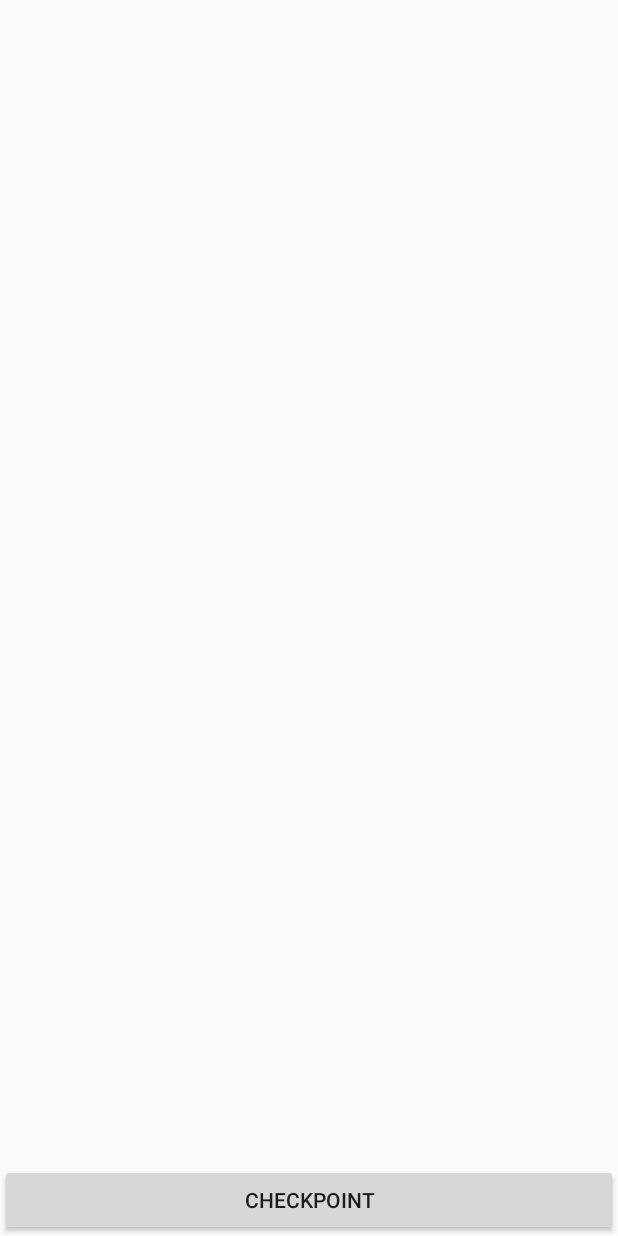
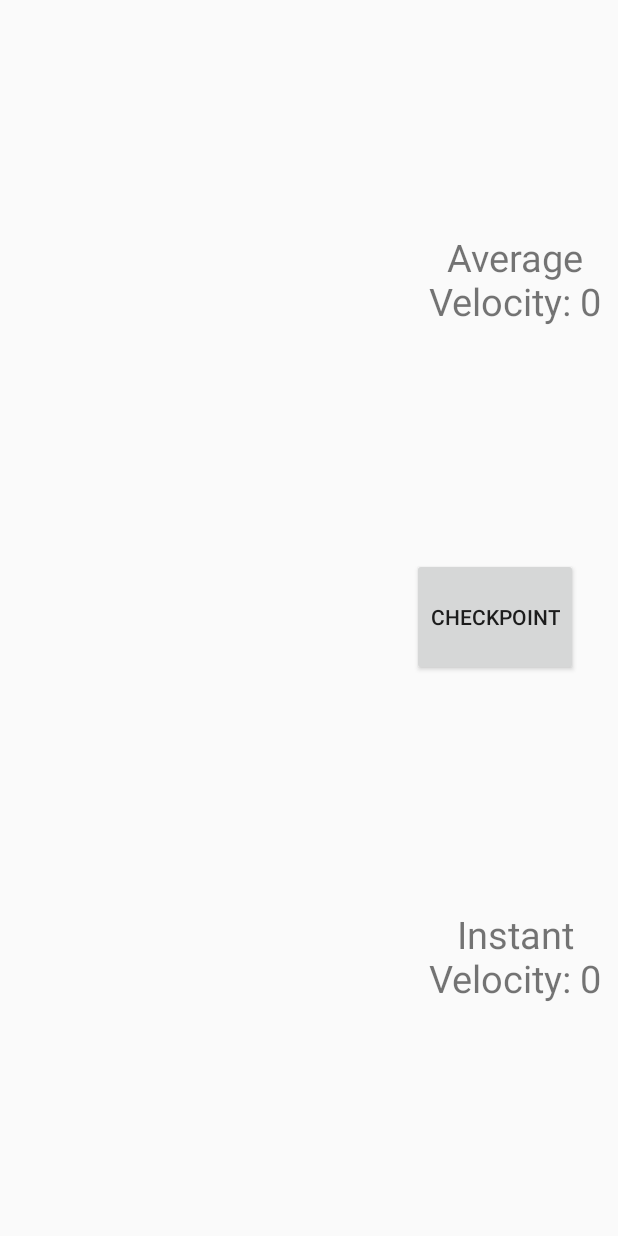
Before and after one commit to StefKal/GPSDistance, an Android app: the screen it shows after launch (MainActivity), on a phone screen of 412 x 824 dp. Run offline under Robolectric (Android 15) with nearby library versions, the phone set to English and light mode, and no system bars.

```diff
--- a/app/src/main/java/edu/stlawu/cs450fall18_hw3_gpsdistance/MainActivity.java
+++ b/app/src/main/java/edu/stlawu/cs450fall18_hw3_gpsdistance/MainActivity.java
@@ -31,7 +31,15 @@ public class MainActivity extends Activity implements LocationListener {
     Location location;
     private LinearLayout SV_vertical_layout;
 
-    private Double prevLat, prevLon, nextLat, nextLon, velocity;
+    private Double prevLat;
+    private Double prevLon;
+    private Double nextLat;
+    private Double nextLon;
+
+
+
+    private Double velocity;
+    private Double distance;
 
 
 
@@ -107,6 +115,7 @@ public class MainActivity extends Activity implements LocationListener {
                     }
                     nextLat = location.getLatitude();
                     nextLon = location.getLongitude();
+                    distance = getDist(prevLat, prevLon, nextLat, nextLon);
                 }
             }
         });
@@ -149,16 +158,18 @@ public class MainActivity extends Activity implements LocationListener {
         LinearLayout aLayout = new LinearLayout(MainActivity.this);
         aLayout.setOrientation(LinearLayout.HORIZONTAL);
 
+
         TextView tv_lon = new TextView(MainActivity.this);
         TextView tv_lat = new TextView(MainActivity.this);
         TextView tv_dist = new TextView(MainActivity.this);
         TextView tv_veloc = new TextView(MainActivity.this);
 
-        tv_dist.setPadding(20,20, 20, 20);
-        tv_lon.setPadding(20,20, 20, 20);
-        tv_lat.setPadding(20,20, 20, 20);
+        tv_dist.setPadding(50,50, 70, 50);
+        tv_lon.setPadding(50,50, 70, 50);
+        tv_lat.setPadding(50,50, 70, 50);
+        tv_veloc.setPadding(50, 50, 0, 50);
 
-        tv_dist.setText(String.valueOf(getDist(prevLat, prevLon, nextLat, nextLon)));
+        tv_dist.setText(String.valueOf(distance));
         tv_lat.setText(String.valueOf(nextLat));
         tv_lon.setText(String.valueOf(nextLon));
         tv_veloc.setText(String.valueOf(location.getSpeed()));
@@ -175,11 +186,11 @@ public class MainActivity extends Activity implements LocationListener {
 
     @Override
     public void onLocationChanged(Location location) {
-        double lat = location.getLatitude();
-        double lon = location.getLongitude();
+        nextLat = location.getLatitude();
+        nextLon = location.getLongitude();
 
-        Toast.makeText(MainActivity.this, "Lat: " + lat +
-                " Lon: " + lon, Toast.LENGTH_LONG).show();
+        Toast.makeText(MainActivity.this, "Lat: " + nextLat +
+                " Lon: " + nextLon, Toast.LENGTH_LONG).show();
     }
 
     @Override
--- a/app/src/main/res/layout/activity_main.xml
+++ b/app/src/main/res/layout/activity_main.xml
@@ -1,24 +1,24 @@
 <?xml version="1.0" encoding="utf-8"?>
-<RelativeLayout xmlns:android="http://schemas.android.com/apk/res/android"
+<LinearLayout xmlns:android="http://schemas.android.com/apk/res/android"
     xmlns:app="http://schemas.android.com/apk/res-auto"
     xmlns:tools="http://schemas.android.com/tools"
-    android:layout_width="wrap_content"
-    android:layout_height="wrap_content"
-    android:layout_gravity="center"
-    android:orientation="vertical"
+    android:layout_width="match_parent"
+    android:layout_height="match_parent"
+    android:layout_gravity="center_vertical|center_horizontal|clip_vertical|clip_horizontal"
     tools:context=".MainActivity">
 
     <ScrollView
         android:id="@+id/myScrollView"
         android:layout_width="match_parent"
-        android:layout_height="wrap_content"
-        android:layout_gravity="center">
+        android:layout_height="match_parent"
+        android:layout_gravity="center"
+        android:layout_weight="5">
 
         <LinearLayout
             android:id="@+id/SV_vertical_layout"
-            android:layout_width="wrap_content"
+            android:layout_width="match_parent"
             android:layout_height="wrap_content"
-            android:layout_gravity="top|center"
+            android:layout_gravity="clip_vertical"
             android:orientation="vertical">
 
 
@@ -26,16 +26,41 @@
 
     </ScrollView>
 
-    <Button
-        android:id="@+id/checkpoint_btn"
+    <LinearLayout
         android:layout_width="match_parent"
-        android:layout_height="wrap_content"
+        android:layout_height="match_parent"
+        android:layout_gravity="right"
+        android:layout_weight="10"
+        android:orientation="vertical">
 
-        android:layout_alignParentBottom="true"
-        android:layout_alignParentStart="true"
-        android:layout_gravity="center|bottom"
-        android:gravity="top|bottom|center_vertical"
-        android:text="@string/checkpoint"
-        android:textAlignment="center" />
+        <TextView
+            android:id="@+id/avg_velo"
+            android:layout_width="wrap_content"
+            android:layout_height="wrap_content"
+            android:layout_weight="1"
+            android:gravity="center"
+            android:text="Average Velocity: 0"
+            android:textSize="25sp" />
 
-</RelativeLayout>
+        <Button
+            android:id="@+id/checkpoint_btn"
+            android:layout_width="wrap_content"
+            android:layout_height="wrap_content"
+            android:layout_alignParentBottom="true"
+            android:layout_alignParentStart="true"
+            android:layout_weight="0.1"
+            android:text="@string/checkpoint"
+            android:textAlignment="center" />
+
+        <TextView
+            android:id="@+id/insta_velo"
+            android:layout_width="wrap_content"
+            android:layout_height="wrap_content"
+            android:layout_weight="1"
+            android:gravity="center"
+            android:text="Instant Velocity: 0"
+            android:textSize="25sp" />
+
+    </LinearLayout>
+
+</LinearLayout>
```
Also changed, not shown: app/src/main/java/edu/stlawu/cs450fall18_hw3_gpsdistance/MainActivity2.java (+6 -17 lines).
